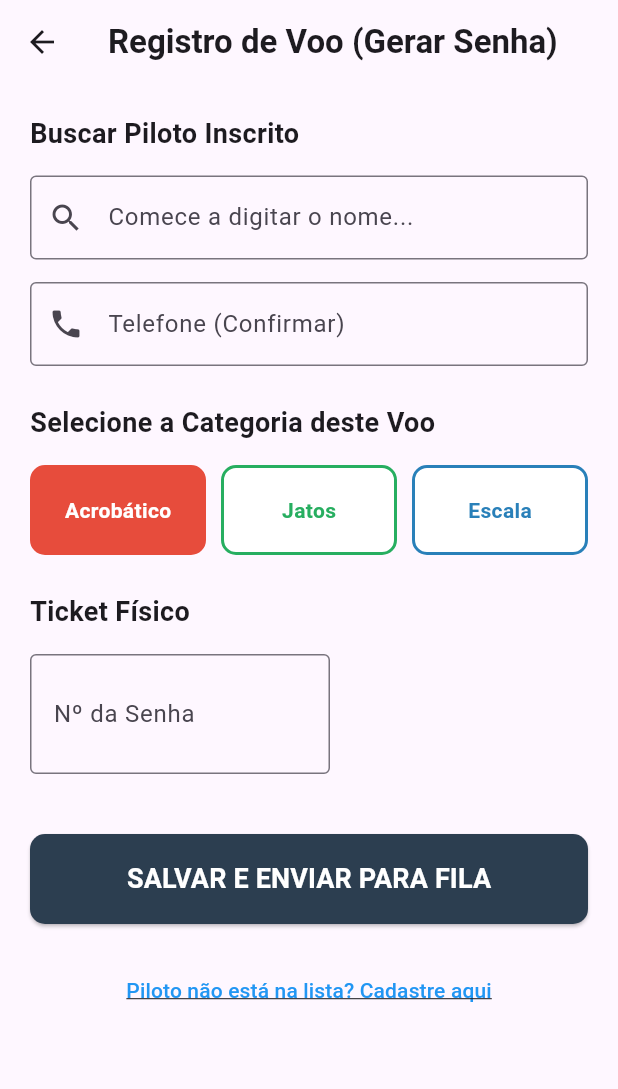
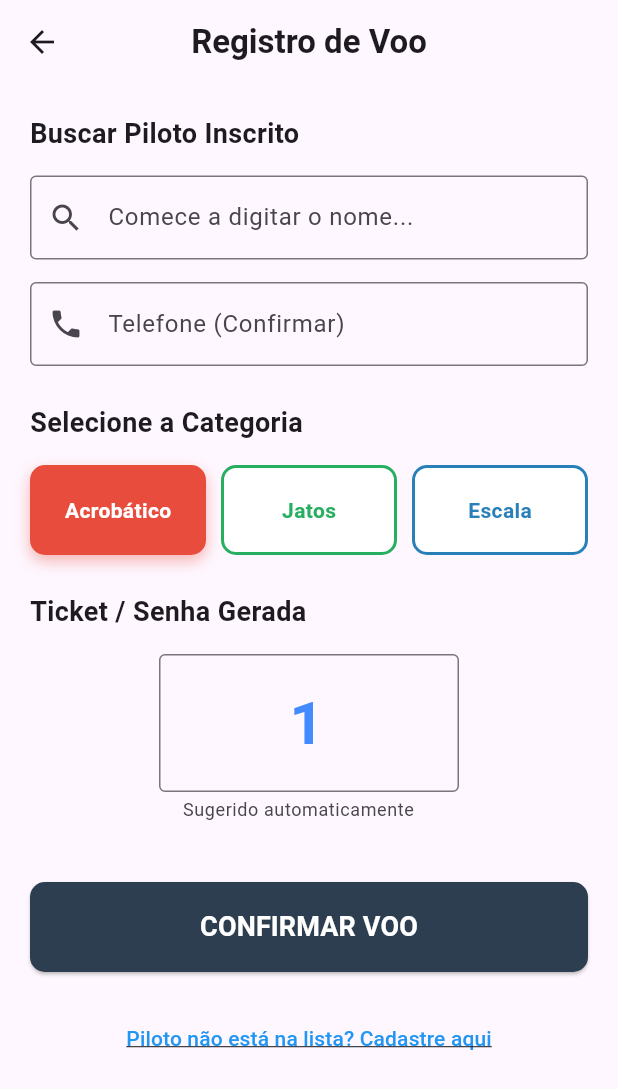
Before and after one commit to paozinho6254/Fesbraer-guichesenha, a Flutter app: the RegistroPilotoPage screen opened directly, after a tap on "Acrobático", on a phone screen of 412 x 824 dp. Shown: the top 1089 px of the screen. Run offline on Flutter 3.47's test engine with Material 3 defaults, Android fonts, the light colour scheme and no system bars; our stand-ins replace mask_text_input_formatter, supabase_flutter; missing offline and left inert: dart:ffi; accounts and stored records are empty.

Commit message:
Adicionar pilotos, senhas automática, excluir fila, assumir janela atual finalmente funcionando 🙏

```diff
--- a/lib/pages/registro_piloto_page.dart
+++ b/lib/pages/registro_piloto_page.dart
@@ -1,9 +1,5 @@
 import 'package:flutter/material.dart';
 import 'package:mask_text_input_formatter/mask_text_input_formatter.dart';
-import '../models/piloto.dart';
-import '../services/supabase_service.dart';
-import 'cadastro_base_page.dart';
-
 import '../models/piloto.dart';
 import '../services/supabase_service.dart';
 import 'cadastro_base_page.dart';
@@ -19,6 +15,7 @@ class _RegistroPilotoPageState extends State<RegistroPilotoPage> {
   final SupabaseService _service = SupabaseService();
   bool _carregando = false;
   bool _buscandoPilotos = true;
+  bool _buscandoSenha = false; // Novo loading para a senha
 
   var maskFormatter = MaskTextInputFormatter(
     mask: '(##) #####-####',
@@ -39,7 +36,6 @@ class _RegistroPilotoPageState extends State<RegistroPilotoPage> {
     _carregarPilotosBase();
   }
 
-  // Busca os pilotos que foram importados do Sympla
   Future<void> _carregarPilotosBase() async {
     try {
       final lista = await _service.buscarInscritos();
@@ -53,8 +49,29 @@ class _RegistroPilotoPageState extends State<RegistroPilotoPage> {
     }
   }
 
+  // --- NOVA LÓGICA: Busca a senha ao clicar na categoria ---
+  Future<void> _aoSelecionarCategoria(String categoria) async {
+    setState(() {
+      _categoriaSelecionada = categoria;
+      _buscandoSenha = true;
+      _senhaController.clear(); // Limpa enquanto busca
+    });
+
+    try {
+      // Busca a próxima senha disponível no banco para essa categoria
+      int proximaSenha = await _service.obterProximaSenha(categoria);
+
+      setState(() {
+        _senhaController.text = proximaSenha.toString();
+      });
+    } catch (e) {
+      debugPrint("Erro ao buscar senha: $e");
+    } finally {
+      setState(() => _buscandoSenha = false);
+    }
+  }
+
   Future<void> _registrarVoo() async {
-    // Validações
     if (_pilotoSelecionado == null) {
       ScaffoldMessenger.of(context).showSnackBar(
         const SnackBar(content: Text("Selecione um piloto da lista!")),
@@ -62,14 +79,14 @@ class _RegistroPilotoPageState extends State<RegistroPilotoPage> {
       return;
     }
     if (_categoriaSelecionada.isEmpty) {
-      ScaffoldMessenger.of(
-        context,
-      ).showSnackBar(const SnackBar(content: Text("Escolha uma categoria!")));
+      ScaffoldMessenger.of(context).showSnackBar(
+        const SnackBar(content: Text("Escolha uma categoria!")),
+      );
       return;
     }
     if (_senhaController.text.isEmpty) {
       ScaffoldMessenger.of(context).showSnackBar(
-        const SnackBar(content: Text("Informe o número da senha!")),
+        const SnackBar(content: Text("Aguarde a geração da senha!")),
       );
       return;
     }
@@ -93,7 +110,7 @@ class _RegistroPilotoPageState extends State<RegistroPilotoPage> {
             backgroundColor: Colors.green,
           ),
         );
-        Navigator.pop(context); // Volta para a Home após sucesso
+        Navigator.pop(context);
       }
     } catch (e) {
       if (mounted) {
@@ -114,7 +131,7 @@ class _RegistroPilotoPageState extends State<RegistroPilotoPage> {
     return Scaffold(
       appBar: AppBar(
         title: const Text(
-          "Registro de Voo (Gerar Senha)",
+          "Registro de Voo",
           style: TextStyle(fontWeight: FontWeight.bold),
         ),
         centerTitle: true,
@@ -132,7 +149,6 @@ class _RegistroPilotoPageState extends State<RegistroPilotoPage> {
                   ),
                   const SizedBox(height: 15),
 
-                  // AUTOCOMPLETE para buscar pelo nome
                   Autocomplete<Piloto>(
                     displayStringForOption: (Piloto p) => p.nome,
                     optionsBuilder: (TextEditingValue textEditingValue) {
@@ -179,11 +195,12 @@ class _RegistroPilotoPageState extends State<RegistroPilotoPage> {
                   const SizedBox(height: 25),
 
                   const Text(
-                    "Selecione a Categoria deste Voo",
+                    "Selecione a Categoria",
                     style: TextStyle(fontSize: 18, fontWeight: FontWeight.bold),
                   ),
                   const SizedBox(height: 15),
 
+                  // BOTÕES DE CATEGORIA
                   Row(
                     children: [
                       _buildCategoryOption(
@@ -207,33 +224,43 @@ class _RegistroPilotoPageState extends State<RegistroPilotoPage> {
                   ),
                   const SizedBox(height: 25),
 
+                  // --- ÁREA CONDICIONAL DA SENHA ---
+                  // Só aparece se uma categoria for selecionada
+                  if (_categoriaSelecionada.isNotEmpty) ...[
                     const Text(
-                    "Ticket Físico",
-                    style: TextStyle(fontSize: 18, fontWeight: FontWeight.bold),
+                      "Ticket / Senha Gerada",
+                      style:
+                          TextStyle(fontSize: 18, fontWeight: FontWeight.bold),
                     ),
                     const SizedBox(height: 15),
 
-                  SizedBox(
+                    if (_buscandoSenha)
+                      const Center(child: CircularProgressIndicator())
+                    else
+                      Center( // Centralizei para dar destaque ao número
+                        child: SizedBox(
                           width: 200,
                           child: TextField(
                             controller: _senhaController,
                             keyboardType: TextInputType.number,
                             textAlign: TextAlign.center,
+                            readOnly: false, // Pode deixar false caso queira corrigir manualmente
                             style: const TextStyle(
-                        fontSize: 32,
+                              fontSize: 40, // Aumentei a fonte
                               fontWeight: FontWeight.bold,
+                              color: Colors.blueAccent,
                             ),
                             decoration: const InputDecoration(
-                        labelText: "Nº da Senha",
-                        floatingLabelAlignment: FloatingLabelAlignment.center,
+                              hintText: "...",
+                              helperText: "Sugerido automaticamente",
                               border: OutlineInputBorder(),
                             ),
                           ),
                         ),
-
+                      ),
                     const SizedBox(height: 40),
 
-                  // Botão Salvar com LOGICA DE LOADING
+                    // O botão só aparece quando tudo está pronto
                     SizedBox(
                       width: double.infinity,
                       height: 60,
@@ -246,9 +273,10 @@ class _RegistroPilotoPageState extends State<RegistroPilotoPage> {
                           ),
                         ),
                         child: _carregando
-                          ? const CircularProgressIndicator(color: Colors.white)
+                            ? const CircularProgressIndicator(
+                                color: Colors.white)
                             : const Text(
-                              "SALVAR E ENVIAR PARA FILA",
+                                "CONFIRMAR VOO",
                                 style: TextStyle(
                                   fontSize: 18,
                                   color: Colors.white,
@@ -257,6 +285,17 @@ class _RegistroPilotoPageState extends State<RegistroPilotoPage> {
                               ),
                       ),
                     ),
+                  ] else ...[
+                    // Espaço vazio ou aviso para selecionar categoria
+                    Container(
+                      height: 100,
+                      alignment: Alignment.center,
+                      child: const Text(
+                        "Selecione uma categoria acima para gerar a senha.",
+                        style: TextStyle(color: Colors.grey),
+                      ),
+                    ),
+                  ],
 
                   const SizedBox(height: 20),
 
@@ -277,7 +316,7 @@ class _RegistroPilotoPageState extends State<RegistroPilotoPage> {
                       ),
                     ),
                   ),
-                  const SizedBox(height: 20), // Margem de segurança inferior
+                  const SizedBox(height: 20),
                 ],
               ),
             ),
@@ -288,13 +327,18 @@ class _RegistroPilotoPageState extends State<RegistroPilotoPage> {
     bool isSelected = _categoriaSelecionada == value;
     return Expanded(
       child: GestureDetector(
-        onTap: () => setState(() => _categoriaSelecionada = value),
-        child: Container(
+        // Alterado para chamar a função que busca a senha
+        onTap: () => _aoSelecionarCategoria(value),
+        child: AnimatedContainer(
+          duration: const Duration(milliseconds: 300),
           height: 60,
           decoration: BoxDecoration(
             color: isSelected ? color : Colors.white,
             borderRadius: BorderRadius.circular(10),
             border: Border.all(color: color, width: 2),
+            boxShadow: isSelected
+                ? [BoxShadow(color: color.withOpacity(0.4), blurRadius: 8, offset: const Offset(0, 4))]
+                : [],
           ),
           child: Center(
             child: Text(
--- a/lib/services/supabase_service.dart
+++ b/lib/services/supabase_service.dart
@@ -124,6 +124,29 @@ class SupabaseService {
         .inFilter('id', idsPilotos);
   }
 
+  Future<int> obterProximaSenha(String categoria) async {
+    try {
+      // Busca o registro com a maior senha para esta categoria
+      final response = await _supabase
+          .from('pilotos')
+          .select('senha')
+          .eq('categoria', categoria)
+          .order('senha', ascending: false) // Ordena do maior para o menor
+          .limit(1)
+          .maybeSingle(); // Retorna null se não houver ninguém ainda
+
+      if (response == null) {
+        return 1; // Se for o primeiro da categoria, começa no 1
+      }
+
+      // Se já tiver, pega a última e soma 1
+      return (response['senha'] as int) + 1;
+    } catch (e) {
+      print("Erro ao calcular próxima senha: $e");
+      return 1; // Fallback seguro
+    }
+  }
+
   Stream<List<Piloto>> ouvirPilotosNaPista() {
     return _supabase
         .from('pilotos')
```
Also changed, not shown: lib/pages/monitoramento_janela_page.dart (+94 -73 lines). Lines whose indentation alone changed are shown as unchanged.
